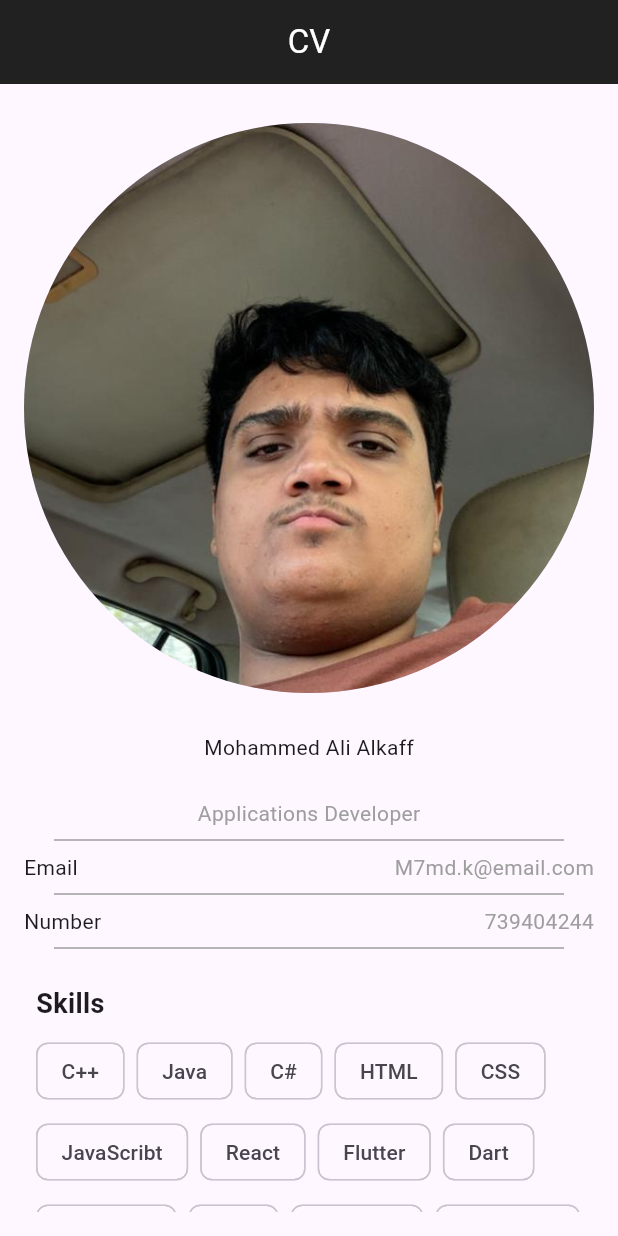
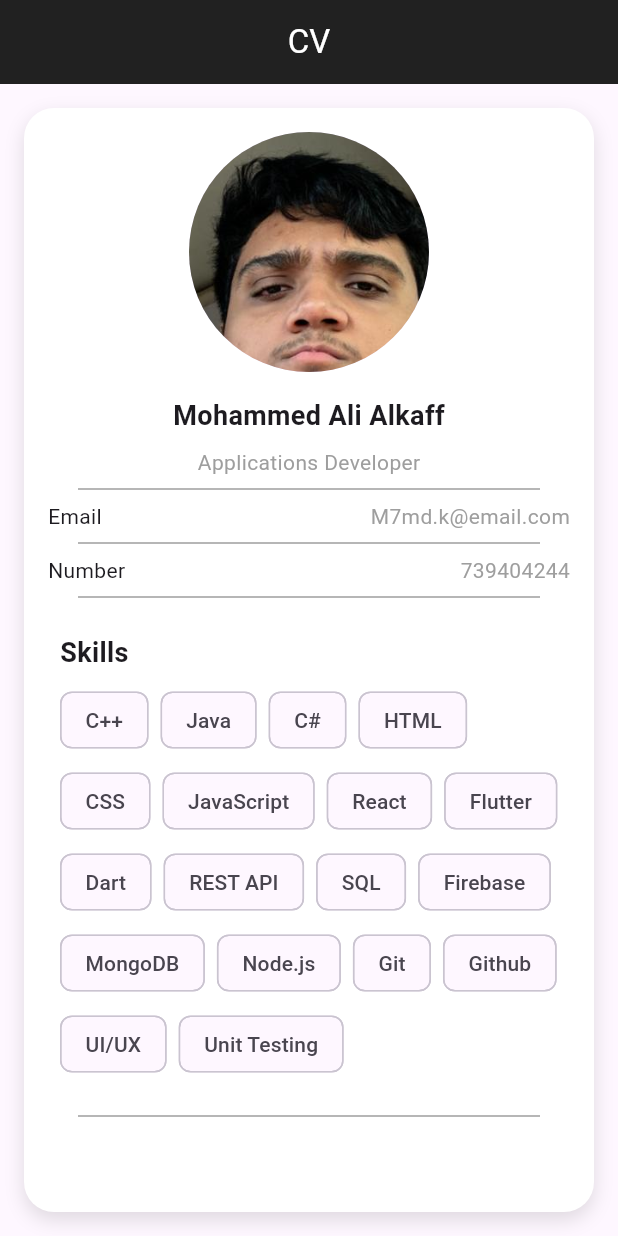
Before and after one commit to iim7mdk/Flutter, a Flutter app: the screen it shows after launch, on a phone screen of 412 x 824 dp. Run offline on Flutter 3.47's test engine with Material 3 defaults, Android fonts, the phone set to English and light mode, and no system bars.

Commit message:
Container Added

```diff
--- a/lib/main.dart
+++ b/lib/main.dart
@@ -33,36 +33,47 @@ class MyHomePage extends StatelessWidget {
         backgroundColor: Colors.grey[900],
       ),
 
-      body: Padding(
-        padding: const EdgeInsets.all(16.0),
+      body: Container(
+        margin: const EdgeInsets.all(16),
+        padding: const EdgeInsets.all(16),
+        decoration: BoxDecoration(
+          color: Colors.white, // لون الخلفية داخل الـ Container
+          borderRadius: BorderRadius.circular(20), // الزوايا الدائرية
+          boxShadow: [
+            BoxShadow(
+              color: Colors.black12,
+              blurRadius: 10,
+              offset: Offset(0, 5),
+            ),
+          ],
+        ),
         child: ListView(
           children: const [
-            // SizedBox(height: 12),
-
             CircleAvatar(
-              radius: 200,
+              radius: 80, // خفّضت الحجم ليكون مناسبًا داخل الكرت
               backgroundImage: AssetImage('assets/Profile.jpg'),
             ),
-            SizedBox(height: 16), // مسافة بين الصورة والنص
+            SizedBox(height: 16),
             Row(
               mainAxisAlignment: MainAxisAlignment.spaceAround,
               children: [
-                Text('Mohammed Ali Alkaff'),
+                Text(
+                  'Mohammed Ali Alkaff',
+                  style: TextStyle(fontSize: 18, fontWeight: FontWeight.bold),
+                ),
               ],
             ),
-            SizedBox(height: 24),
+            SizedBox(height: 8),
             Row(
               mainAxisAlignment: MainAxisAlignment.spaceAround,
               children: [
                 Text(
                   'Applications Developer',
-                  style: TextStyle(
-                    color: Colors.grey,
-                  ),
+                  style: TextStyle(color: Colors.grey),
                 ),
               ],
             ),
-            const Divider(
+            Divider(
               color: Colors.grey,
               thickness: 1,
               indent: 20,
@@ -74,12 +85,11 @@ class MyHomePage extends StatelessWidget {
                 Text('Email'),
                 Text(
                   'M7md.k@email.com',
-                  style: TextStyle(
-                    color: Colors.grey,
-                  ),),
+                  style: TextStyle(color: Colors.grey),
+                ),
               ],
             ),
-            const Divider(
+            Divider(
               color: Colors.grey,
               thickness: 1,
               indent: 20,
@@ -90,44 +100,38 @@ class MyHomePage extends StatelessWidget {
               children: [
                 Text('Number'),
                 Text(
-                    '739404244',
-                  style: TextStyle(
-                    color: Colors.grey,
-                  ),
+                  '739404244',
+                  style: TextStyle(color: Colors.grey),
                 ),
               ],
             ),
-            const Divider(
+            Divider(
               color: Colors.grey,
               thickness: 1,
               indent: 20,
               endIndent: 20,
             ),
-
-
-            const SizedBox(height: 16),
-            const Padding(
+            SizedBox(height: 16),
+            Padding(
               padding: EdgeInsets.symmetric(horizontal: 8.0),
               child: Text(
                 'Skills',
                 style: TextStyle(fontSize: 18, fontWeight: FontWeight.bold),
               ),
             ),
-            const SizedBox(height: 8),
-
-
+            SizedBox(height: 8),
             Padding(
-              padding: const EdgeInsets.symmetric(horizontal: 8.0),
+              padding: EdgeInsets.symmetric(horizontal: 8.0),
               child: Wrap(
                 spacing: 8,
                 runSpacing: 6,
-                children: const [
+                children: [
                   Chip(label: Text('C++')),
                   Chip(label: Text('Java')),
                   Chip(label: Text('C#')),
                   Chip(label: Text('HTML')),
                   Chip(label: Text('CSS')),
-                  Chip(label: Text('JavaScribt')),
+                  Chip(label: Text('JavaScript')),
                   Chip(label: Text('React')),
                   Chip(label: Text('Flutter')),
                   Chip(label: Text('Dart')),
@@ -143,9 +147,8 @@ class MyHomePage extends StatelessWidget {
                 ],
               ),
             ),
-
-            const SizedBox(height: 16),
-            const Divider(
+            SizedBox(height: 16),
+            Divider(
               color: Colors.grey,
               thickness: 1,
               indent: 20,
@@ -153,7 +156,8 @@ class MyHomePage extends StatelessWidget {
             ),
           ],
         ),
-      ),
+      )
+
 
     );
   }
```
